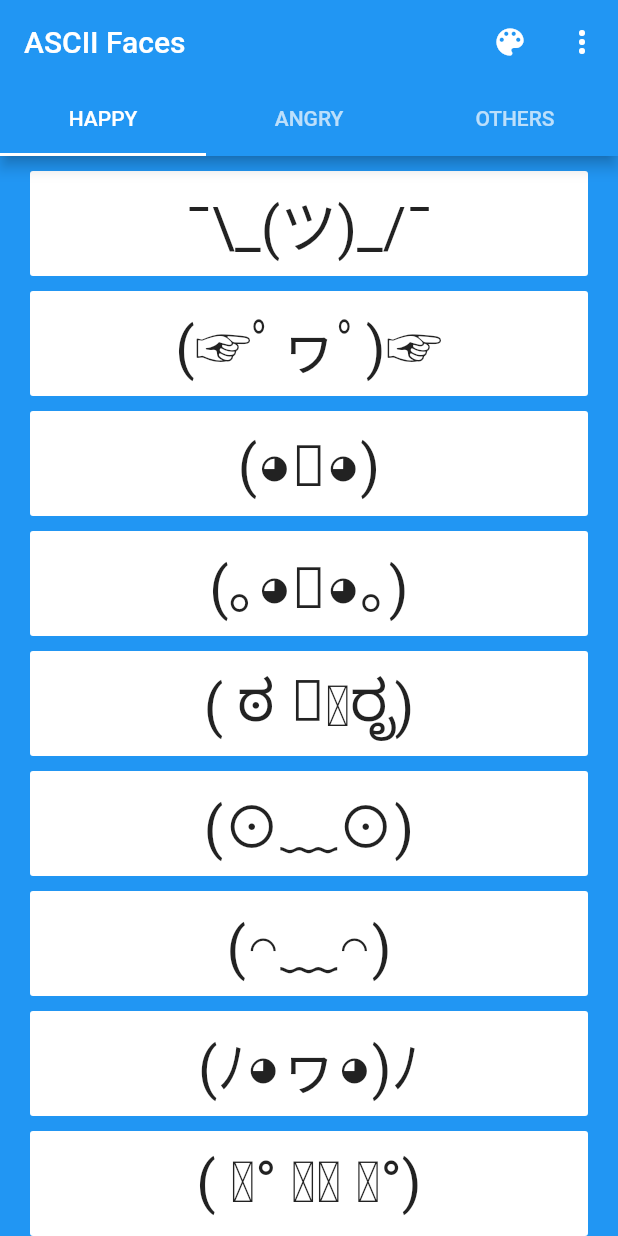
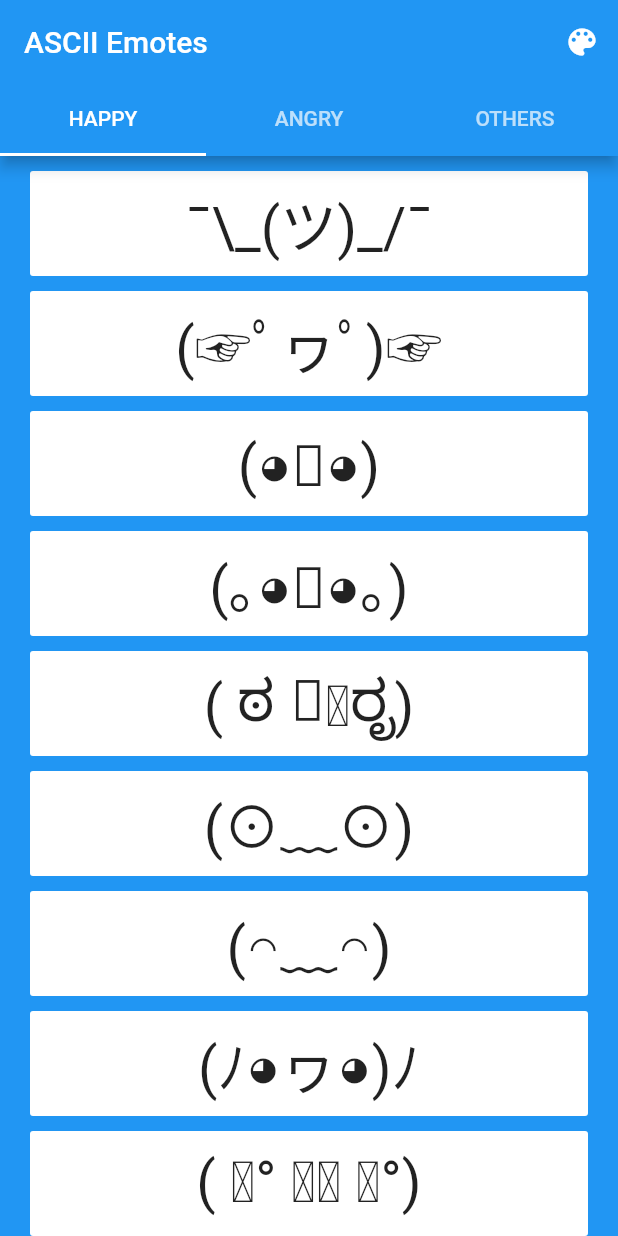
Before and after one commit to sharpsan/kaomoji_flutter, a Flutter app: the screen it shows after launch, on a phone screen of 412 x 824 dp. Run offline on Flutter 3.47's test engine with Material 2 defaults, Android fonts, the phone set to English and light mode, and no system bars; our stand-ins replace shared_preferences; missing offline and left inert: clipboard_manager.

Commit message:
cleanup, update lib, fix deprecation
- updated shared preferences lib
- code cleanup
  - change tab entries to const
  - remove 'new' keyword throughout
  - move some constants to lib
- fix deprecated code relating to theme application state

```diff
--- a/lib/constants/emojis.dart
+++ b/lib/constants/emojis.dart
@@ -1,4 +1,6 @@
-const kHappyEmojis = [
+library emojis;
+
+const kEmojisHappy = [
   '¯\\_(ツ)_/¯',
   '(☞ﾟヮﾟ)☞',
   '(◕‿◕)',
@@ -49,7 +51,7 @@ const kHappyEmojis = [
   '(づ｡◕‿‿◕｡)づ',
 ];
 
-final kAngryEmojis = [
+const kEmojisAngry = [
   '(≖︿≖ )',
   '(ง ͠° ͟ل͜ ͡°)ง',
   'ಠ_ಠ',
@@ -86,7 +88,7 @@ final kAngryEmojis = [
   '(ㆆ_ㆆ)',
 ];
 
-final kOtherEmojis = [
+const kEmojisOther = [
   '( ཀ ʖ̯ ཀ)',
   '(╥﹏╥)',
   '( ͡°ᴥ ͡° ʋ)',
--- a/lib/main.dart
+++ b/lib/main.dart
@@ -13,21 +13,21 @@ class MyApp extends StatefulWidget {
 
   static restartApp(BuildContext context) {
     final _MyAppState state =
-    context.ancestorStateOfType(const TypeMatcher<_MyAppState>());
+    context.findAncestorStateOfType<_MyAppState>();
     state.restartApp();
   }
 
   @override
-  _MyAppState createState() => new _MyAppState();
+  _MyAppState createState() => _MyAppState();
 }
 
 class _MyAppState extends State<MyApp> {
-  Key key = new UniqueKey();
+  Key key = UniqueKey();
   Future<ThemeData> theme;
 
   Future<ThemeData> loadTheme(BuildContext context) async {
     //await Future.delayed(Duration(seconds: 3));
-    ThemeHelper themeHelper = new ThemeHelper(context: context);
+    ThemeHelper themeHelper = ThemeHelper(context: context);
     SharedPreferences prefs = await SharedPreferences.getInstance();
     int themeIdInt = (prefs.getInt('theme') ?? ThemeIds.DEFAULT);
     ThemeData theme = themeHelper.getThemeById(themeIdInt);
@@ -37,14 +37,14 @@ class _MyAppState extends State<MyApp> {
 
   void restartApp() {
     this.setState(() {
-      key = new UniqueKey();
+      key = UniqueKey();
     });
   }
 
   // This widget is the root of your application.
   @override
   Widget build(BuildContext context) {
-    ThemeHelper themeHelper = new ThemeHelper(context: context);
+    ThemeHelper themeHelper = ThemeHelper(context: context);
     theme = loadTheme(context);
 
     return FutureBuilder<ThemeData>(
@@ -56,7 +56,7 @@ class _MyAppState extends State<MyApp> {
           case ConnectionState.active:
           case ConnectionState.done:
           return MaterialApp(
-            title: 'Flutter Demo',
+            title: 'ASCII Emotes',
             theme: snapshot.data,
             initialRoute: '/',
             routes: {
--- a/lib/models/theme_entry.dart
+++ b/lib/models/theme_entry.dart
@@ -6,5 +6,9 @@ class ThemeEntry {
   final String name;
   final String description;
 
-  const ThemeEntry({@required this.id, @required this.name, @required this.description});
+  const ThemeEntry({
+    @required this.id,
+    @required this.name,
+    @required this.description,
+  });
 }
--- a/lib/screens/emojis_screen.dart
+++ b/lib/screens/emojis_screen.dart
@@ -5,7 +5,9 @@ import 'package:kaomoji_flutter/constants/constants.dart';
 class EmojisScreen extends StatelessWidget {
   final emojiData;
 
-  EmojisScreen({this.emojiData});
+  EmojisScreen({
+    this.emojiData,
+  });
 
   void copyToClipboard(BuildContext context, String text) {
     ClipboardManager.copyToClipBoard(text).then((result) {
@@ -49,9 +51,9 @@ class EmojisScreen extends StatelessWidget {
                 ),
               ),
               new Positioned.fill(
-                child: new Material(
+                child: Material(
                   color: Colors.transparent,
-                  child: new InkWell(
+                  child: InkWell(
                     borderRadius: BorderRadius.circular(4),
                     onTap: () => copyToClipboard(context, emojiData[index]),
                   ),
--- a/lib/screens/emojis_tabs_screen.dart
+++ b/lib/screens/emojis_tabs_screen.dart
@@ -1,9 +1,8 @@
 import 'package:flutter/material.dart';
-import 'package:kaomoji_flutter/constants/emojis.dart';
+import 'package:kaomoji_flutter/constants/emojis.dart' as Emojis;
 import 'package:kaomoji_flutter/screens/emojis_screen.dart';
 
 class EmojisTabsScreen extends StatelessWidget {
-
   @override
   Widget build(BuildContext context) {
     return DefaultTabController(
@@ -22,45 +21,51 @@ class EmojisTabsScreen extends StatelessWidget {
             // privacy policy
             //   this overflow menu is sort of hacky because we only
             //   use a single child item
-              PopupMenuButton(
+            //TODO: add privacy policy
+              //TODO: dependant on adding Firebase analytics
+            /*PopupMenuButton(
               onSelected: (selected) {
                 //TODO: open privacy policy
               },
               itemBuilder: (BuildContext context) {
-                  return [PopupMenuItem(
+                return [
+                  PopupMenuItem(
                     value: 0,
                     child: Text("Privacy Policy"),
-                  )];
+                  )
+                ];
               },
-              ),
+            ),*/
           ],
           bottom: TabBar(
-              tabs: <Widget>[
-                Tab(
+            tabs: [
+              const Tab(
                 text: "HAPPY",
               ),
-                Tab(
+              const Tab(
                 text: "ANGRY",
               ),
-                Tab(
+              const Tab(
                 text: "OTHERS",
               ),
             ],
           ),
-            title: Text("ASCII Faces"),
+          title: Text("ASCII Emotes"),
         ),
-          body: TabBarView(children: [
+        body: TabBarView(
+          children: [
             EmojisScreen(
-              emojiData: kHappyEmojis,
+              emojiData: Emojis.kEmojisHappy,
             ),
             EmojisScreen(
-              emojiData: kAngryEmojis,
+              emojiData: Emojis.kEmojisAngry,
             ),
             EmojisScreen(
-              emojiData: kOtherEmojis,
+              emojiData: Emojis.kEmojisOther,
             ),
-          ])),
+          ],
+        ),
+      ),
     );
   }
-
 }
--- a/pubspec.yaml
+++ b/pubspec.yaml
@@ -26,7 +26,7 @@ dependencies:
   # https://pub.dev/packages/clipboard_manager
   clipboard_manager: ^0.0.4
   # https://pub.dev/packages/shared_preferences
-  shared_preferences: ^0.5.2+1
+  shared_preferences: ^0.5.6
 
 dev_dependencies:
   flutter_test:
```
Also changed, not shown: pubspec.lock, 3 other files. Lines whose indentation alone changed are shown as unchanged.
